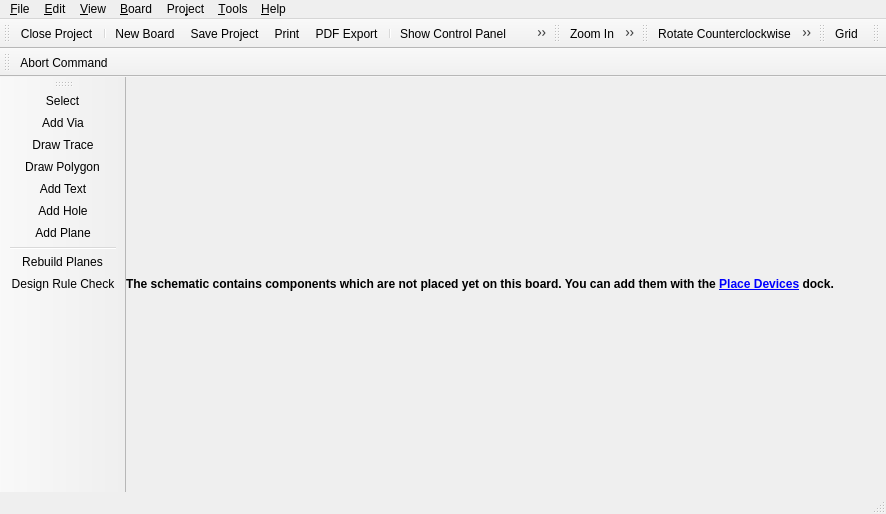
Above: libs/librepcb/projecteditor/boardeditor/boardeditor.ui from LibrePCB/LibrePCB before the change. Below: the same form after it.
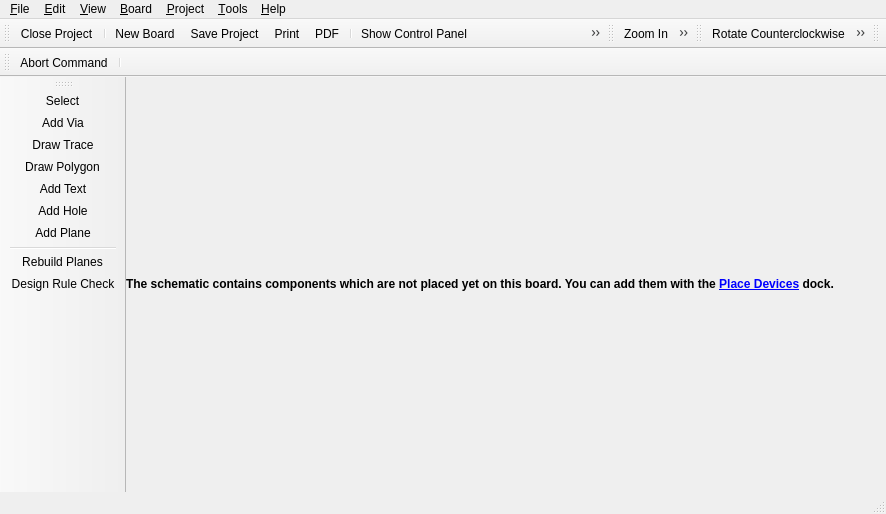
That is the form after the change. Icons and pictures are not drawn. Custom widgets are drawn as their Qt base class.

Commit message:
Update Mnemonics and shortcuts for editors and control panel
- unify layout and element order for all windows
- create "Export as ..."  menu under file for PDF, LPPZ, SVG export

What changed in the file:
```diff
--- a/libs/librepcb/projecteditor/boardeditor/boardeditor.ui
+++ b/libs/librepcb/projecteditor/boardeditor/boardeditor.ui
@@ -124,7 +124,7 @@
    </widget>
    <widget class="QMenu" name="menuProject">
     <property name="title">
-     <string>Pro&amp;ject</string>
+     <string>&amp;Project</string>
     </property>
     <addaction name="actionProjectProperties"/>
     <addaction name="actionProjectSettings"/>
@@ -215,6 +215,7 @@
    <addaction name="actionZoomIn"/>
    <addaction name="actionZoomOut"/>
    <addaction name="actionZoomAll"/>
+   <addaction name="actionGrid"/>
   </widget>
   <widget class="QToolBar" name="editToolbar">
    <property name="windowTitle">
@@ -236,18 +237,6 @@
    <addaction name="actionPaste"/>
    <addaction name="actionRemove"/>
   </widget>
-  <widget class="QToolBar" name="viewToolbar">
-   <property name="windowTitle">
-    <string>View</string>
-   </property>
-   <attribute name="toolBarArea">
-    <enum>TopToolBarArea</enum>
-   </attribute>
-   <attribute name="toolBarBreak">
-    <bool>false</bool>
-   </attribute>
-   <addaction name="actionGrid"/>
-  </widget>
   <widget class="librepcb::project::editor::SearchToolBar" name="searchToolbar">
    <property name="windowTitle">
     <string>Search</string>
@@ -291,6 +280,7 @@
     <bool>true</bool>
    </attribute>
    <addaction name="actionCommandAbort"/>
+   <addaction name="separator"/>
   </widget>
   <action name="actionProjectSave">
    <property name="icon">
@@ -346,7 +336,10 @@
      <normaloff>:/img/actions/pdf.png</normaloff>:/img/actions/pdf.png</iconset>
    </property>
    <property name="text">
-    <string>PDF &amp;Export</string>
+    <string>&amp;PDF</string>
+   </property>
+   <property name="toolTip">
+    <string>Export as PDF</string>
    </property>
    <property name="shortcut">
     <string notr="true"/>
@@ -523,7 +516,7 @@
      <normaloff>:/img/actions/zoom_in.png</normaloff>:/img/actions/zoom_in.png</iconset>
    </property>
    <property name="text">
-    <string>&amp;Zoom In</string>
+    <string>Zoom &amp;In</string>
    </property>
    <property name="shortcut">
     <string notr="true">Ctrl++</string>
@@ -547,7 +540,7 @@
      <normaloff>:/img/actions/zoom_all.png</normaloff>:/img/actions/zoom_all.png</iconset>
    </property>
    <property name="text">
-    <string>Zoo&amp;m All</string>
+    <string>Zoom &amp;All</string>
    </property>
    <property name="shortcut">
     <string notr="true"/>
@@ -655,7 +648,7 @@
      <normaloff>:/img/actions/flip_horizontal.png</normaloff>:/img/actions/flip_horizontal.png</iconset>
    </property>
    <property name="text">
-    <string>&amp;Flip Horizontal</string>
+    <string>Flip &amp;Horizontal</string>
    </property>
    <property name="shortcut">
     <string notr="true">F</string>
```
Left out of the diff: 163 changed lines with no effect on the pictures. The commit also changes 3 other files.
